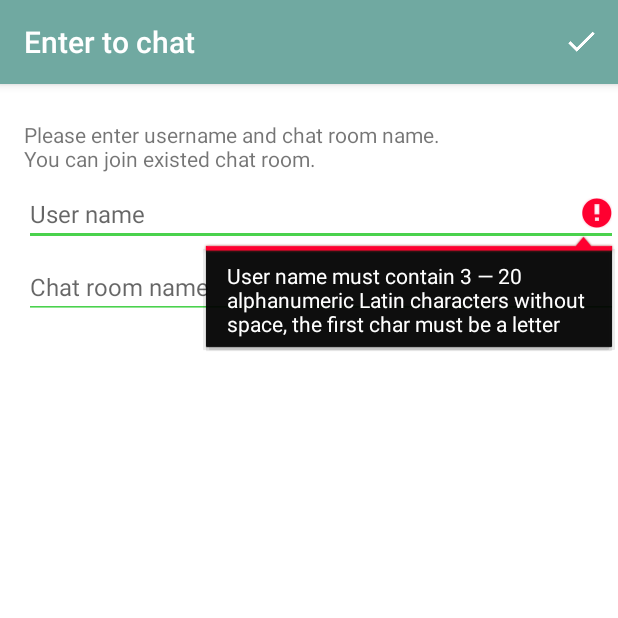
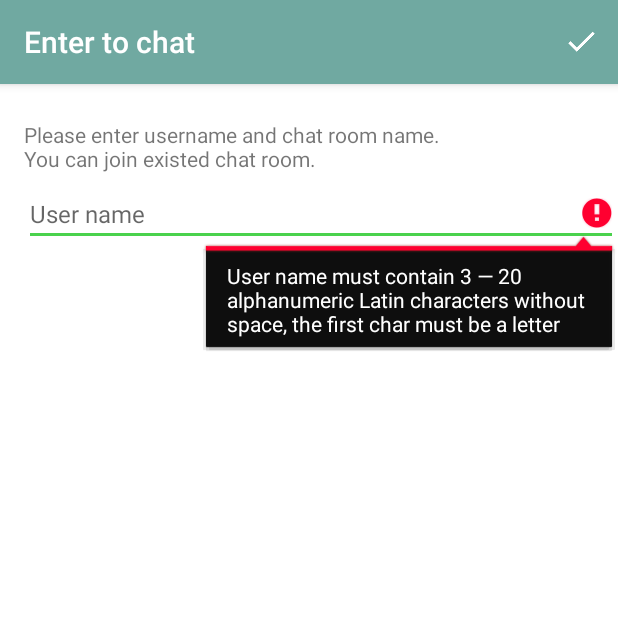
Before and after one commit to MauriceAndringa/Familine, an Android app: the screen it shows after launch (LoginActivity), after a tap on "Done", on a phone screen of 412 x 824 dp, the top half of it. Run offline under Robolectric (Android 15) with nearby library versions, the phone set to English and light mode, and no system bars; libraries missing offline, so code that uses them is left out: com.quickblox.auth, com.quickblox.core, com.quickblox.users; 5 statements that could not run were skipped.

Commit message:
revert changes + auto generate room

```diff
--- a/familine/src/main/java/com/familine/activities/LoginActivity.java
+++ b/familine/src/main/java/com/familine/activities/LoginActivity.java
@@ -27,14 +27,13 @@ import com.core.utils.Toaster;
 import com.familine.R;
 import com.familine.utils.QBEntityCallbackImpl;
 import com.quickblox.users.model.QBUser;
+import java.util.Random;
 
 public class LoginActivity extends BaseActivity {
 
     private String TAG = LoginActivity.class.getSimpleName();
 
     private EditText userNameEditText;
-    private EditText chatRoomNameEditText;
-
     private QBUser userForSave;
 
     public static void start(Context context) {
@@ -59,9 +58,6 @@ public class LoginActivity extends BaseActivity {
         setActionBarTitle(R.string.title_login_activity);
         userNameEditText = (EditText) findViewById(R.id.user_name);
         userNameEditText.addTextChangedListener(new LoginEditTextWatcher(userNameEditText));
-
-        chatRoomNameEditText = (EditText) findViewById(R.id.chat_room_name);
-        chatRoomNameEditText.addTextChangedListener(new LoginEditTextWatcher(chatRoomNameEditText));
     }
 
     @Override
@@ -75,7 +71,7 @@ public class LoginActivity extends BaseActivity {
 
         switch (item.getItemId()) {
             case R.id.menu_login_user_done:
-                if (isEnteredUserNameValid() && isEnteredRoomNameValid()) {
+                if (isEnteredUserNameValid()) {
                     hideKeyboard();
                     startSignUpNewUser(createUserWithEnteredData());
                 }
@@ -86,17 +82,12 @@ public class LoginActivity extends BaseActivity {
         }
     }
 
-    private boolean isEnteredRoomNameValid() {
-        return ValidationUtils.isRoomNameValid(this, chatRoomNameEditText);
-    }
-
     private boolean isEnteredUserNameValid() {
         return ValidationUtils.isUserNameValid(this, userNameEditText);
     }
 
     private void hideKeyboard() {
         KeyboardUtils.hideKeyboard(userNameEditText);
-        KeyboardUtils.hideKeyboard(chatRoomNameEditText);
     }
 
     private void startSignUpNewUser(final QBUser newUser) {
@@ -139,8 +130,17 @@ public class LoginActivity extends BaseActivity {
     }
 
     private QBUser createUserWithEnteredData() {
+        char[] chars1 = "ABCDEF012GHIJKL345MNOPQR678STUVWXYZ9".toCharArray();
+        StringBuilder sb1 = new StringBuilder();
+        Random random1 = new Random();
+        for (int i = 0; i < 6; i++)
+        {
+            char c1 = chars1[random1.nextInt(chars1.length)];
+            sb1.append(c1);
+        }
+        String random_string = sb1.toString();
         return createQBUserWithCurrentData(String.valueOf(userNameEditText.getText()),
-                String.valueOf(chatRoomNameEditText.getText()));
+                random_string);
     }
 
     private QBUser createQBUserWithCurrentData(String userName, String chatRoomName) {
@@ -174,7 +174,6 @@ public class LoginActivity extends BaseActivity {
             } else {
                 Toaster.longToast(getString(R.string.login_chat_login_error) + errorMessage);
                 userNameEditText.setText(userForSave.getFullName());
-                chatRoomNameEditText.setText(userForSave.getTags().get(0));
             }
         }
     }
--- a/familine/src/main/res/layout/activity_login.xml
+++ b/familine/src/main/res/layout/activity_login.xml
@@ -21,13 +21,4 @@
         android:singleLine="true"
         />
 
-    <EditText
-        android:id="@+id/chat_room_name"
-        style="@style/MatchWidth"
-        android:paddingTop="@dimen/padding_top"
-        android:hint="@string/hint_chat_room_name"
-        android:textSize="16sp"
-        android:singleLine="true"
-        />
-
 </LinearLayout>
```
